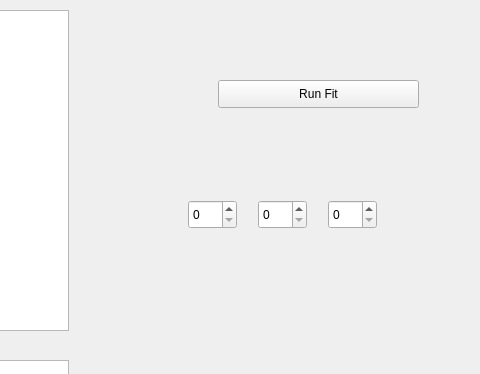
Qt form apps/NSXQt/ui/PeakFitDialog.ui (k61n/openhkl) before a commit; both pictures show x 732 to 1212 and y 0 to 374 of the 1212 by 838 pixel window.
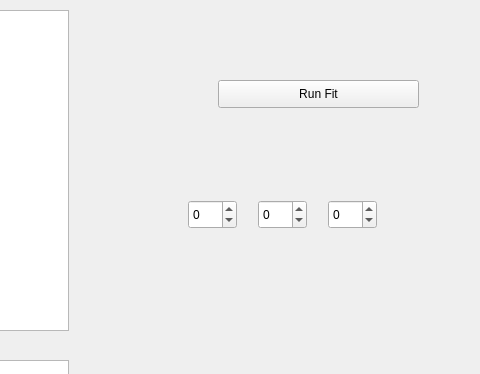
The same form after that commit.

Commit message: basic implementation of peak fit dialog

```diff
--- a/apps/NSXQt/ui/PeakFitDialog.ui
+++ b/apps/NSXQt/ui/PeakFitDialog.ui
@@ -104,6 +104,9 @@
      <height>29</height>
     </rect>
    </property>
+   <property name="minimum">
+    <number>-99</number>
+   </property>
   </widget>
   <widget class="QSpinBox" name="kSpinBox">
    <property name="geometry">
@@ -114,6 +117,9 @@
      <height>29</height>
     </rect>
    </property>
+   <property name="minimum">
+    <number>-99</number>
+   </property>
   </widget>
   <widget class="QSpinBox" name="lSpinBox">
    <property name="geometry">
@@ -124,6 +130,9 @@
      <height>29</height>
     </rect>
    </property>
+   <property name="minimum">
+    <number>-99</number>
+   </property>
   </widget>
  </widget>
  <resources/>
```
The commit also changes 2 other files.
